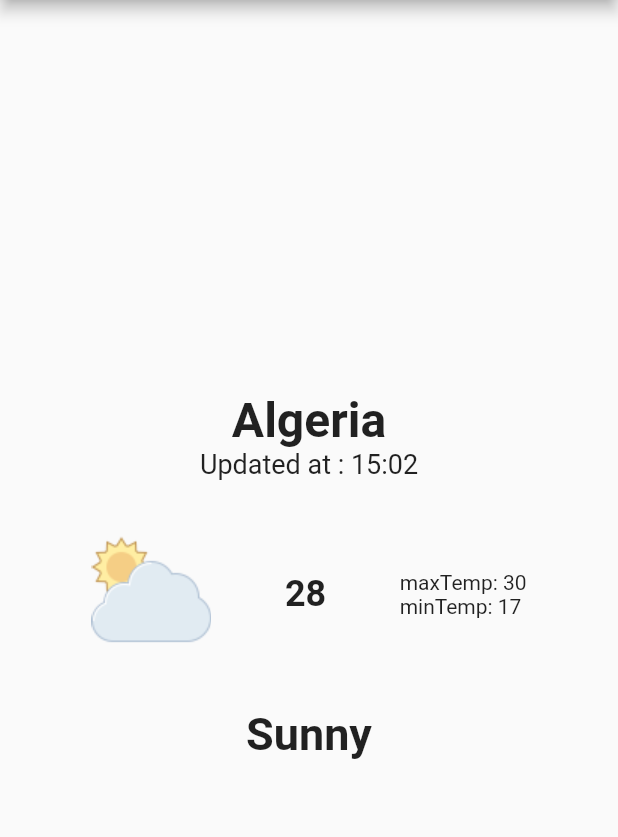
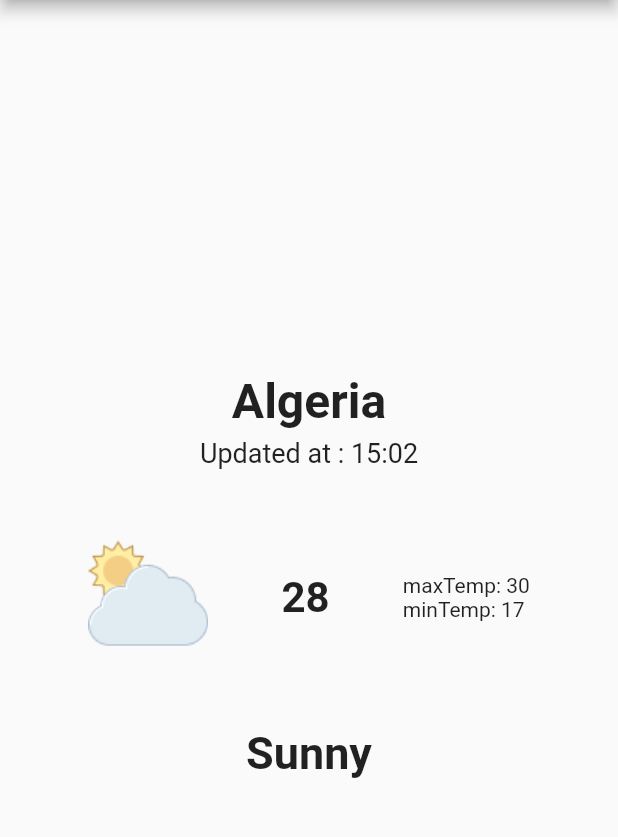
Before and after one commit to ImadDz-7/Weather-App, a Flutter app: the screen it shows after launch, on a phone screen of 412 x 824 dp, the part 84-921 px from its top. Run offline on Flutter 3.47's test engine with Material 2 defaults, Android fonts, the phone set to English and light mode, and no system bars.

Commit message:
Weather info body UI done

```diff
--- a/lib/widgets/weather_info_body.dart
+++ b/lib/widgets/weather_info_body.dart
@@ -15,23 +15,27 @@ class WeatherInfoBody extends StatelessWidget {
             fontWeight: FontWeight.bold,
           ),
         ),
+        const SizedBox(height: 5),
         const Text(
           'Updated at : 15:02',
           style: TextStyle(
             fontSize: 18,
           ),
         ),
-        const SizedBox(height: 36),
+        const SizedBox(height: 46),
         Row(
           mainAxisAlignment: MainAxisAlignment.spaceBetween,
           children: [
-            const SizedBox(width: 12),
+            const SizedBox(width: 10),
             const Image(
               image: AssetImage('assets/cloudy.png'),
             ),
             const Text(
               '28',
-              style: TextStyle(fontWeight: FontWeight.bold, fontSize: 24,),
+              style: TextStyle(
+                fontWeight: FontWeight.bold,
+                fontSize: 28,
+              ),
             ),
             Column(
               crossAxisAlignment: CrossAxisAlignment.start,
@@ -40,10 +44,10 @@ class WeatherInfoBody extends StatelessWidget {
                 Text('minTemp: 17'),
               ],
             ),
-            const SizedBox(width: 12),
+            const SizedBox(width: 10),
           ],
         ),
-        const SizedBox(height: 36),
+        const SizedBox(height: 46),
         const Text(
           'Sunny',
           style: TextStyle(
```
